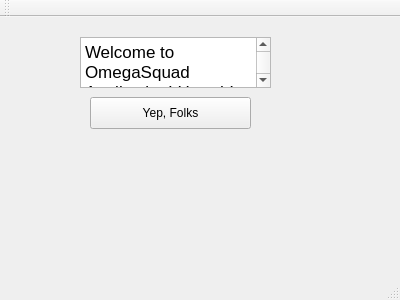
paulina7m/COMP3004OmegaSquad, file OmegaSquaddApplication/mainwindow.ui: the form before one commit.
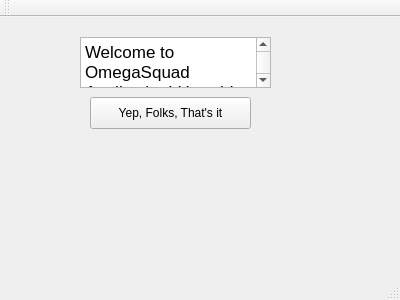
The form after the commit.

Commit message: Added "That's it" to the button

Patch:
```diff
--- a/OmegaSquaddApplication/mainwindow.ui
+++ b/OmegaSquaddApplication/mainwindow.ui
@@ -24,7 +24,7 @@
      </rect>
     </property>
     <property name="text">
-     <string>Yep, Folks</string>
+     <string>Yep, Folks, That's it</string>
     </property>
    </widget>
    <widget class="QTextEdit" name="textEdit">
```
